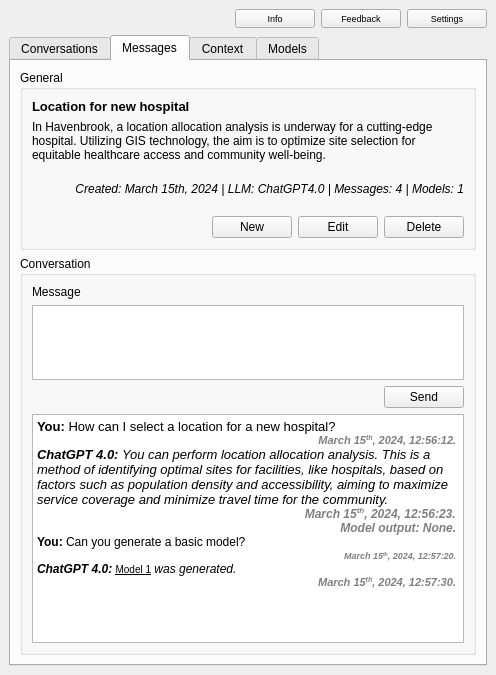
First picture: the form in intelli_geo_dockwidget_base.ui, repository MahdiFarnaghi/intelli_geo, before the edit.
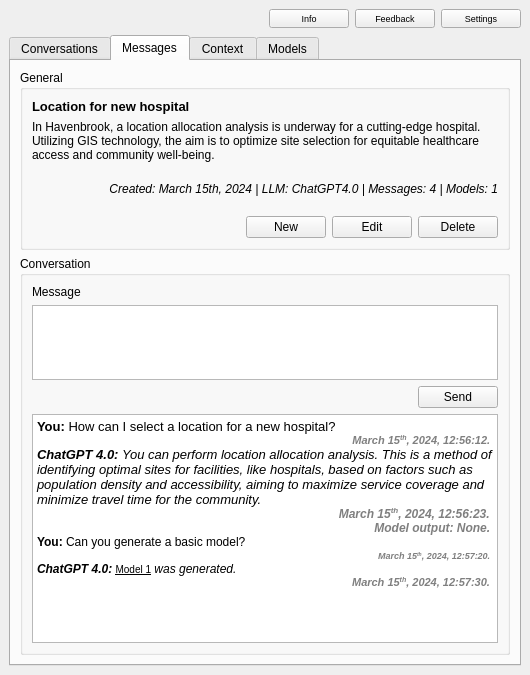
Second picture: the form after the edit. The open tabs and pages were chosen to show the change. Icons and pictures are not drawn.

Commit message:
Implemented LLM conversation & sqlite * conversation stream in browser box * empty conversation using delete button * sqlite database tracking conversation history * message send button clears text inputs
TODOs:
* conversation metadata managment
* new&edit button functionality
* delete button functionality (50% left)

TODISCUSS:
* What happens if user clears all history?
* Including ENTER hiting as message sending? Add this option in Settings?
* ChatLog Formattings (@Gustavo)
* Plugin Icon position, new line or tool bar (@Gustavo)

Diff of the .ui file:
```diff
--- a/intelli_geo_dockwidget_base.ui
+++ b/intelli_geo_dockwidget_base.ui
@@ -6,7 +6,7 @@
    <rect>
     <x>0</x>
     <y>0</y>
-    <width>496</width>
+    <width>530</width>
     <height>675</height>
    </rect>
   </property>
@@ -352,15 +352,15 @@
               <string>&lt;!DOCTYPE HTML PUBLIC &quot;-//W3C//DTD HTML 4.0//EN&quot; &quot;http://www.w3.org/TR/REC-html40/strict.dtd&quot;&gt;
 &lt;html&gt;&lt;head&gt;&lt;meta name=&quot;qrichtext&quot; content=&quot;1&quot; /&gt;&lt;style type=&quot;text/css&quot;&gt;
 p, li { white-space: pre-wrap; }
-&lt;/style&gt;&lt;/head&gt;&lt;body style=&quot; font-family:'MS Shell Dlg 2'; font-size:7.8pt; font-weight:400; font-style:normal;&quot;&gt;
-&lt;p style=&quot; margin-top:0px; margin-bottom:0px; margin-left:0px; margin-right:0px; -qt-block-indent:0; text-indent:0px;&quot;&gt;&lt;span style=&quot; font-family:'Calibri'; font-size:10pt; font-weight:600; color:#000000;&quot;&gt;You: &lt;/span&gt;&lt;span style=&quot; font-family:'Calibri'; font-size:10pt; color:#000000;&quot;&gt;How can I select a location for a new hospital?&lt;/span&gt; &lt;/p&gt;
-&lt;p align=&quot;right&quot; style=&quot; margin-top:0px; margin-bottom:0px; margin-left:0px; margin-right:0px; -qt-block-indent:0; text-indent:0px;&quot;&gt;&lt;span style=&quot; font-family:'Calibri'; font-size:8pt; font-weight:600; font-style:italic; color:#7f7f7f;&quot;&gt;March 15&lt;/span&gt;&lt;span style=&quot; font-family:'Calibri'; font-size:8pt; font-weight:600; font-style:italic; color:#7f7f7f; vertical-align:super;&quot;&gt;th&lt;/span&gt;&lt;span style=&quot; font-family:'Calibri'; font-size:8pt; font-weight:600; font-style:italic; color:#7f7f7f;&quot;&gt;, 2024, 12:56:12.&lt;/span&gt; &lt;/p&gt;
-&lt;p style=&quot; margin-top:0px; margin-bottom:0px; margin-left:0px; margin-right:0px; -qt-block-indent:0; text-indent:0px;&quot;&gt;&lt;span style=&quot; font-family:'Calibri'; font-size:10pt; font-weight:600; font-style:italic; color:#000000;&quot;&gt;ChatGPT 4.0: &lt;/span&gt;&lt;span style=&quot; font-family:'Calibri'; font-size:10pt; font-style:italic; color:#000000;&quot;&gt;You can perform location allocation analysis. This is a method of identifying optimal sites for facilities, like hospitals, based on factors such as population density and accessibility, aiming to maximize service coverage and minimize travel time for the community.&lt;/span&gt; &lt;/p&gt;
+&lt;/style&gt;&lt;/head&gt;&lt;body style=&quot; font-family:'Ubuntu'; font-size:11pt; font-weight:400; font-style:normal;&quot;&gt;
+&lt;p style=&quot; margin-top:0px; margin-bottom:0px; margin-left:0px; margin-right:0px; -qt-block-indent:0; text-indent:0px;&quot;&gt;&lt;span style=&quot; font-family:'Calibri'; font-size:10pt; font-weight:600; color:#000000;&quot;&gt;You: &lt;/span&gt;&lt;span style=&quot; font-family:'Calibri'; font-size:10pt; color:#000000;&quot;&gt;How can I select a location for a new hospital?&lt;/span&gt;&lt;span style=&quot; font-family:'MS Shell Dlg 2'; font-size:7.8pt;&quot;&gt; &lt;/span&gt;&lt;/p&gt;
+&lt;p align=&quot;right&quot; style=&quot; margin-top:0px; margin-bottom:0px; margin-left:0px; margin-right:0px; -qt-block-indent:0; text-indent:0px;&quot;&gt;&lt;span style=&quot; font-family:'Calibri'; font-size:8pt; font-weight:600; font-style:italic; color:#7f7f7f;&quot;&gt;March 15&lt;/span&gt;&lt;span style=&quot; font-family:'Calibri'; font-size:8pt; font-weight:600; font-style:italic; color:#7f7f7f; vertical-align:super;&quot;&gt;th&lt;/span&gt;&lt;span style=&quot; font-family:'Calibri'; font-size:8pt; font-weight:600; font-style:italic; color:#7f7f7f;&quot;&gt;, 2024, 12:56:12.&lt;/span&gt;&lt;span style=&quot; font-family:'MS Shell Dlg 2'; font-size:7.8pt;&quot;&gt; &lt;/span&gt;&lt;/p&gt;
+&lt;p style=&quot; margin-top:0px; margin-bottom:0px; margin-left:0px; margin-right:0px; -qt-block-indent:0; text-indent:0px;&quot;&gt;&lt;span style=&quot; font-family:'Calibri'; font-size:10pt; font-weight:600; font-style:italic; color:#000000;&quot;&gt;ChatGPT 4.0: &lt;/span&gt;&lt;span style=&quot; font-family:'Calibri'; font-size:10pt; font-style:italic; color:#000000;&quot;&gt;You can perform location allocation analysis. This is a method of identifying optimal sites for facilities, like hospitals, based on factors such as population density and accessibility, aiming to maximize service coverage and minimize travel time for the community.&lt;/span&gt;&lt;span style=&quot; font-family:'MS Shell Dlg 2'; font-size:7.8pt;&quot;&gt; &lt;/span&gt;&lt;/p&gt;
 &lt;p align=&quot;right&quot; style=&quot; margin-top:0px; margin-bottom:0px; margin-left:0px; margin-right:0px; -qt-block-indent:0; text-indent:0px;&quot;&gt;&lt;span style=&quot; font-family:'Calibri'; font-size:9pt; font-weight:600; font-style:italic; color:#7f7f7f;&quot;&gt;March 15&lt;/span&gt;&lt;span style=&quot; font-family:'Calibri'; font-size:9pt; font-weight:600; font-style:italic; color:#7f7f7f; vertical-align:super;&quot;&gt;th&lt;/span&gt;&lt;span style=&quot; font-family:'Calibri'; font-size:9pt; font-weight:600; font-style:italic; color:#7f7f7f;&quot;&gt;, 2024, 12:56:23. &lt;/span&gt;&lt;/p&gt;
-&lt;p align=&quot;right&quot; style=&quot; margin-top:0px; margin-bottom:0px; margin-left:0px; margin-right:0px; -qt-block-indent:0; text-indent:0px;&quot;&gt;&lt;span style=&quot; font-family:'Calibri'; font-size:9pt; font-weight:600; font-style:italic; color:#7f7f7f;&quot;&gt;Model output: None.&lt;/span&gt; &lt;/p&gt;
-&lt;p style=&quot; margin-top:0px; margin-bottom:0px; margin-left:0px; margin-right:0px; -qt-block-indent:0; text-indent:0px;&quot;&gt;&lt;span style=&quot; font-family:'Calibri'; font-size:9pt; font-weight:600; color:#000000;&quot;&gt;You: &lt;/span&gt;&lt;span style=&quot; font-family:'Calibri'; font-size:9pt; color:#000000;&quot;&gt;Can you generate a basic model?&lt;/span&gt; &lt;/p&gt;
-&lt;p align=&quot;right&quot; style=&quot; margin-top:0px; margin-bottom:0px; margin-left:0px; margin-right:0px; -qt-block-indent:0; text-indent:0px;&quot;&gt;&lt;span style=&quot; font-family:'Calibri'; font-size:7pt; font-weight:600; font-style:italic; color:#7f7f7f;&quot;&gt;March 15&lt;/span&gt;&lt;span style=&quot; font-family:'Calibri'; font-size:7pt; font-weight:600; font-style:italic; color:#7f7f7f; vertical-align:super;&quot;&gt;th&lt;/span&gt;&lt;span style=&quot; font-family:'Calibri'; font-size:7pt; font-weight:600; font-style:italic; color:#7f7f7f;&quot;&gt;, 2024, 12:57:20.&lt;/span&gt; &lt;/p&gt;
-&lt;p style=&quot; margin-top:0px; margin-bottom:0px; margin-left:0px; margin-right:0px; -qt-block-indent:0; text-indent:0px;&quot;&gt;&lt;span style=&quot; font-family:'Calibri'; font-size:9pt; font-weight:600; font-style:italic; color:#000000;&quot;&gt;ChatGPT 4.0:&lt;/span&gt;&lt;span style=&quot; font-family:'Calibri'; font-size:9pt; font-style:italic; color:#000000;&quot;&gt; &lt;/span&gt;&lt;span style=&quot; text-decoration: underline;&quot;&gt;Model 1&lt;/span&gt;&lt;span style=&quot; font-family:'Calibri'; font-size:9pt; font-style:italic; color:#000000;&quot;&gt; was generated.&lt;/span&gt; &lt;/p&gt;
+&lt;p align=&quot;right&quot; style=&quot; margin-top:0px; margin-bottom:0px; margin-left:0px; margin-right:0px; -qt-block-indent:0; text-indent:0px;&quot;&gt;&lt;span style=&quot; font-family:'Calibri'; font-size:9pt; font-weight:600; font-style:italic; color:#7f7f7f;&quot;&gt;Model output: None.&lt;/span&gt;&lt;span style=&quot; font-family:'MS Shell Dlg 2'; font-size:7.8pt;&quot;&gt; &lt;/span&gt;&lt;/p&gt;
+&lt;p style=&quot; margin-top:0px; margin-bottom:0px; margin-left:0px; margin-right:0px; -qt-block-indent:0; text-indent:0px;&quot;&gt;&lt;span style=&quot; font-family:'Calibri'; font-size:9pt; font-weight:600; color:#000000;&quot;&gt;You: &lt;/span&gt;&lt;span style=&quot; font-family:'Calibri'; font-size:9pt; color:#000000;&quot;&gt;Can you generate a basic model?&lt;/span&gt;&lt;span style=&quot; font-family:'MS Shell Dlg 2'; font-size:7.8pt;&quot;&gt; &lt;/span&gt;&lt;/p&gt;
+&lt;p align=&quot;right&quot; style=&quot; margin-top:0px; margin-bottom:0px; margin-left:0px; margin-right:0px; -qt-block-indent:0; text-indent:0px;&quot;&gt;&lt;span style=&quot; font-family:'Calibri'; font-size:7pt; font-weight:600; font-style:italic; color:#7f7f7f;&quot;&gt;March 15&lt;/span&gt;&lt;span style=&quot; font-family:'Calibri'; font-size:7pt; font-weight:600; font-style:italic; color:#7f7f7f; vertical-align:super;&quot;&gt;th&lt;/span&gt;&lt;span style=&quot; font-family:'Calibri'; font-size:7pt; font-weight:600; font-style:italic; color:#7f7f7f;&quot;&gt;, 2024, 12:57:20.&lt;/span&gt;&lt;span style=&quot; font-family:'MS Shell Dlg 2'; font-size:7.8pt;&quot;&gt; &lt;/span&gt;&lt;/p&gt;
+&lt;p style=&quot; margin-top:0px; margin-bottom:0px; margin-left:0px; margin-right:0px; -qt-block-indent:0; text-indent:0px;&quot;&gt;&lt;span style=&quot; font-family:'Calibri'; font-size:9pt; font-weight:600; font-style:italic; color:#000000;&quot;&gt;ChatGPT 4.0:&lt;/span&gt;&lt;span style=&quot; font-family:'Calibri'; font-size:9pt; font-style:italic; color:#000000;&quot;&gt; &lt;/span&gt;&lt;span style=&quot; font-family:'MS Shell Dlg 2'; font-size:7.8pt; text-decoration: underline;&quot;&gt;Model 1&lt;/span&gt;&lt;span style=&quot; font-family:'Calibri'; font-size:9pt; font-style:italic; color:#000000;&quot;&gt; was generated.&lt;/span&gt;&lt;span style=&quot; font-family:'MS Shell Dlg 2'; font-size:7.8pt;&quot;&gt; &lt;/span&gt;&lt;/p&gt;
 &lt;p align=&quot;right&quot; style=&quot; margin-top:0px; margin-bottom:0px; margin-left:0px; margin-right:0px; -qt-block-indent:0; text-indent:0px;&quot;&gt;&lt;span style=&quot; font-family:'Calibri'; font-size:8pt; font-weight:600; font-style:italic; color:#7f7f7f;&quot;&gt;March 15&lt;/span&gt;&lt;span style=&quot; font-family:'Calibri'; font-size:8pt; font-weight:600; font-style:italic; color:#7f7f7f; vertical-align:super;&quot;&gt;th&lt;/span&gt;&lt;span style=&quot; font-family:'Calibri'; font-size:8pt; font-weight:600; font-style:italic; color:#7f7f7f;&quot;&gt;, 2024, 12:57:30. &lt;/span&gt;&lt;/p&gt;&lt;/body&gt;&lt;/html&gt;</string>
              </property>
             </widget>
```
Left out of the diff: 2 changed lines with no effect on the pictures. The commit also changes 6 other files.
